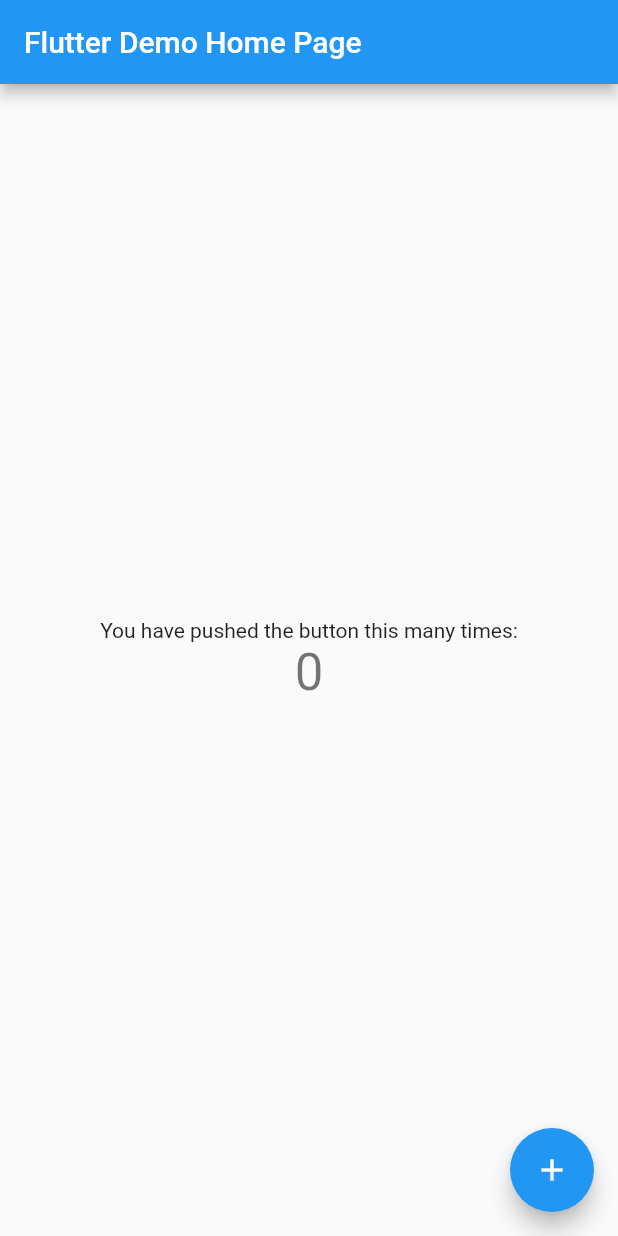
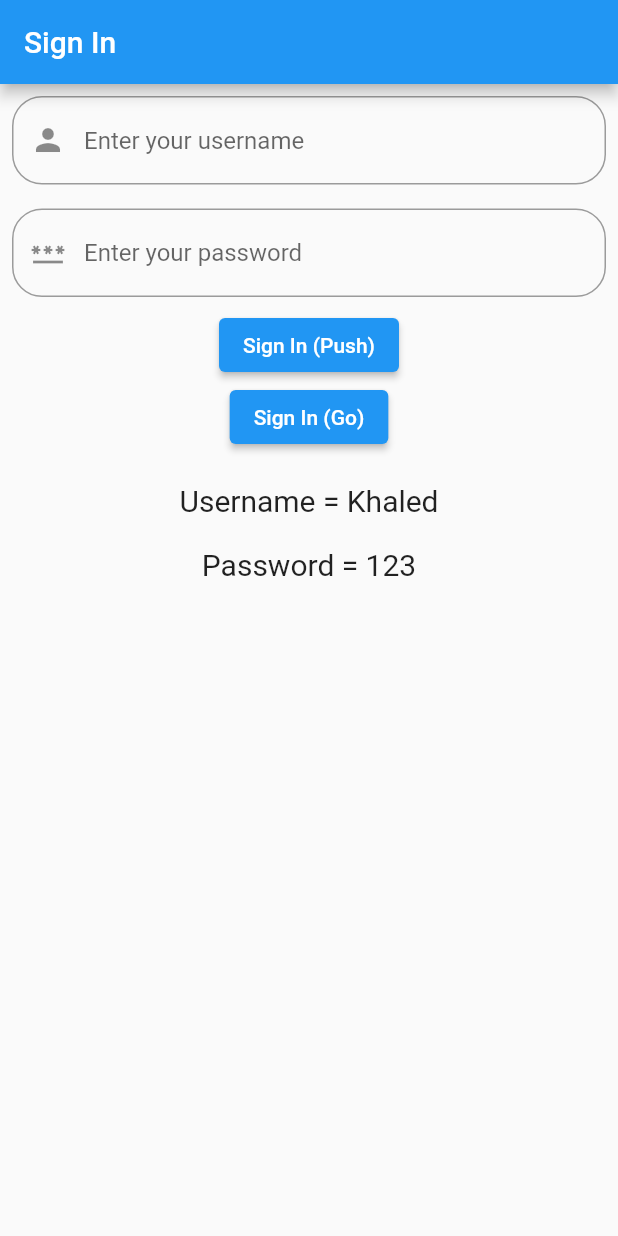
Before and after one commit to devq8/flutter_router, a Flutter app: the screen it shows after launch, on a phone screen of 412 x 824 dp. Run offline on Flutter 3.47's test engine with Material 2 defaults, Android fonts, the phone set to English and light mode, and no system bars; our stand-ins replace go_router.

Commit message:
Bonus task is done

```diff
--- a/analysis_options.yaml
+++ b/analysis_options.yaml
@@ -1,29 +1,29 @@
-# This file configures the analyzer, which statically analyzes Dart code to
-# check for errors, warnings, and lints.
-#
-# The issues identified by the analyzer are surfaced in the UI of Dart-enabled
-# IDEs (https://dart.dev/tools#ides-and-editors). The analyzer can also be
-# invoked from the command line by running `flutter analyze`.
+# # This file configures the analyzer, which statically analyzes Dart code to
+# # check for errors, warnings, and lints.
+# #
+# # The issues identified by the analyzer are surfaced in the UI of Dart-enabled
+# # IDEs (https://dart.dev/tools#ides-and-editors). The analyzer can also be
+# # invoked from the command line by running `flutter analyze`.
 
-# The following line activates a set of recommended lints for Flutter apps,
-# packages, and plugins designed to encourage good coding practices.
-include: package:flutter_lints/flutter.yaml
+# # The following line activates a set of recommended lints for Flutter apps,
+# # packages, and plugins designed to encourage good coding practices.
+# include: package:flutter_lints/flutter.yaml
 
-linter:
-  # The lint rules applied to this project can be customized in the
-  # section below to disable rules from the `package:flutter_lints/flutter.yaml`
-  # included above or to enable additional rules. A list of all available lints
-  # and their documentation is published at
-  # https://dart-lang.github.io/linter/lints/index.html.
-  #
-  # Instead of disabling a lint rule for the entire project in the
-  # section below, it can also be suppressed for a single line of code
-  # or a specific dart file by using the `// ignore: name_of_lint` and
-  # `// ignore_for_file: name_of_lint` syntax on the line or in the file
-  # producing the lint.
-  rules:
-    # avoid_print: false  # Uncomment to disable the `avoid_print` rule
-    # prefer_single_quotes: true  # Uncomment to enable the `prefer_single_quotes` rule
+# linter:
+#   # The lint rules applied to this project can be customized in the
+#   # section below to disable rules from the `package:flutter_lints/flutter.yaml`
+#   # included above or to enable additional rules. A list of all available lints
+#   # and their documentation is published at
+#   # https://dart-lang.github.io/linter/lints/index.html.
+#   #
+#   # Instead of disabling a lint rule for the entire project in the
+#   # section below, it can also be suppressed for a single line of code
+#   # or a specific dart file by using the `// ignore: name_of_lint` and
+#   # `// ignore_for_file: name_of_lint` syntax on the line or in the file
+#   # producing the lint.
+#   rules:
+#     # avoid_print: false  # Uncomment to disable the `avoid_print` rule
+#     # prefer_single_quotes: true  # Uncomment to enable the `prefer_single_quotes` rule
 
-# Additional information about this file can be found at
-# https://dart.dev/guides/language/analysis-options
+# # Additional information about this file can be found at
+# # https://dart.dev/guides/language/analysis-options
--- a/lib/main.dart
+++ b/lib/main.dart
@@ -1,8 +1,27 @@
 import 'package:flutter/material.dart';
+import 'package:flutter_router/pages/home_screen.dart';
+import 'package:flutter_router/pages/signed_in.dart';
+import 'package:go_router/go_router.dart';
 
 void main() {
   runApp(const MyApp());
 }
+
+final router = GoRouter(
+  initialLocation: '/',
+  routes: [
+    GoRoute(
+      path: '/',
+      builder: (context, state) => HomeScreen(),
+    ),
+    GoRoute(
+      path: '/signin',
+      builder: (context, state) => SignIn(
+        username: state.extra as String,
+      ),
+    ),
+  ],
+);
 
 class MyApp extends StatelessWidget {
   const MyApp({super.key});
@@ -10,7 +29,7 @@ class MyApp extends StatelessWidget {
   // This widget is the root of your application.
   @override
   Widget build(BuildContext context) {
-    return MaterialApp(
+    return MaterialApp.router(
       title: 'Flutter Demo',
       theme: ThemeData(
         // This is the theme of your application.
@@ -24,7 +43,7 @@ class MyApp extends StatelessWidget {
         // is not restarted.
         primarySwatch: Colors.blue,
       ),
-      home: const MyHomePage(title: 'Flutter Demo Home Page'),
+      routerConfig: router,
     );
   }
 }
--- /dev/null
+++ b/lib/pages/home_screen.dart
@@ -0,0 +1,79 @@
+import 'package:flutter/material.dart';
+import 'package:go_router/go_router.dart';
+
+class HomeScreen extends StatelessWidget {
+  HomeScreen({super.key});
+
+  final username = TextEditingController();
+  final password = TextEditingController();
+
+  @override
+  Widget build(BuildContext context) {
+    return Scaffold(
+      appBar: AppBar(
+        title: Text('Sign In'),
+      ),
+      body: Column(
+        children: [
+          Padding(
+            padding: const EdgeInsets.all(8.0),
+            child: TextField(
+              controller: username,
+              decoration: InputDecoration(
+                  prefixIcon: Icon(Icons.person),
+                  border: OutlineInputBorder(
+                    borderRadius: BorderRadius.circular(20),
+                  ),
+                  hintText: 'Enter your username'),
+            ),
+          ),
+          Padding(
+            padding: const EdgeInsets.all(8.0),
+            child: TextField(
+              controller: password,
+              obscureText: true,
+              enableSuggestions: false,
+              autocorrect: false,
+              decoration: InputDecoration(
+                prefixIcon: Icon(Icons.password),
+                border: OutlineInputBorder(
+                  borderRadius: BorderRadius.circular(20),
+                ),
+                hintText: 'Enter your password',
+              ),
+            ),
+          ),
+          ElevatedButton(
+              onPressed: () {
+                if (password.text == '123' && username.text == 'Khaled') {
+                  context.push('/signin', extra: username.text);
+                } else {
+                  print('Wrong Username or Password');
+                }
+              },
+              child: Text('Sign In (Push)')),
+          ElevatedButton(
+              onPressed: () {
+                if (password.text == '123' && username.text == 'Khaled') {
+                  context.go('/signin', extra: username.text);
+                } else {
+                  print('Wrong Username or Password');
+                }
+              },
+              child: Text('Sign In (Go)')),
+          Padding(
+            padding: const EdgeInsets.symmetric(vertical: 20),
+            child: Text(
+              'Username = Khaled',
+              style: TextStyle(fontSize: 20),
+            ),
+          ),
+          Text(
+            'Password = 123',
+            style: TextStyle(fontSize: 20),
+          ),
+        ],
+      ),
+    );
+  }
+}
--- /dev/null
+++ b/lib/pages/signed_in.dart
@@ -0,0 +1,30 @@
+import 'package:flutter/material.dart';
+
+class SignIn extends StatelessWidget {
+  final String username;
+
+  const SignIn({
+    super.key,
+    required this.username,
+  });
+
+  @override
+  Widget build(BuildContext context) {
+    return Scaffold(
+      appBar: AppBar(
+        title: Text('Access'),
+      ),
+      body: Center(
+        child: Column(
+          mainAxisAlignment: MainAxisAlignment.center,
+          children: [
+            Text(
+              'Welcome ${username}',
+              style: TextStyle(fontSize: 50),
+            ),
+          ],
+        ),
+      ),
+    );
+  }
+}
--- a/pubspec.yaml
+++ b/pubspec.yaml
@@ -36,6 +36,7 @@ dependencies:
   # The following adds the Cupertino Icons font to your application.
   # Use with the CupertinoIcons class for iOS style icons.
   cupertino_icons: ^1.0.2
+  go_router: ^5.1.10
 
 dev_dependencies:
   flutter_test:
```
Also changed, not shown: pubspec.lock.
